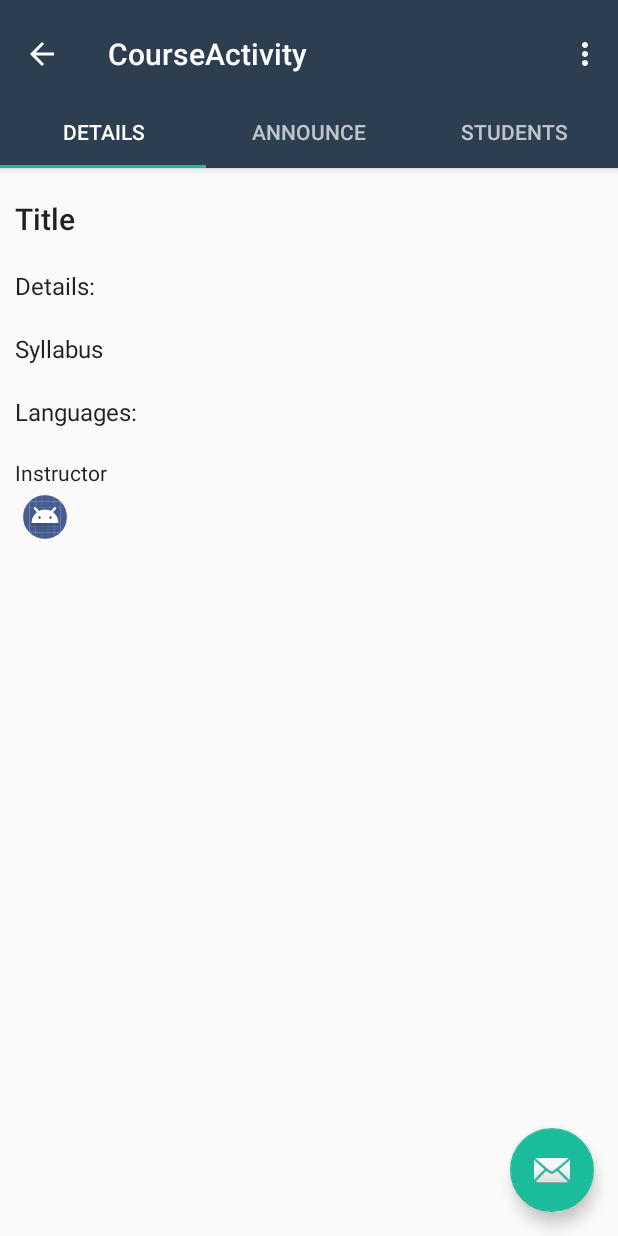
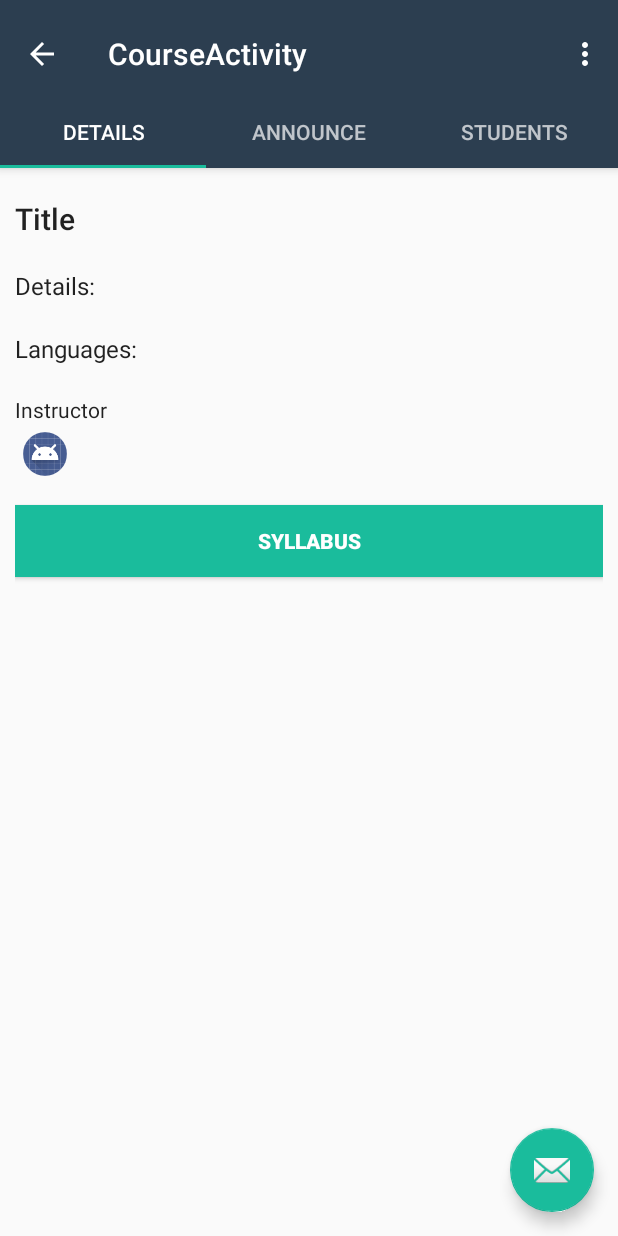
Before and after one commit to iozbeyli/LoopcakeMobile, an Android app: the CourseDetailFragment screen opened directly, with no data from a screen before it, on a phone screen of 412 x 824 dp. Run offline under Robolectric (Android 15) with nearby library versions, the phone set to English and light mode, and no system bars; plain views replace CircularImageView; 1 statement that could not run was skipped.

Commit message:
syllabus and submission attachment download

```diff
--- a/app/src/main/res/layout/file_item.xml
+++ b/app/src/main/res/layout/file_item.xml
@@ -6,7 +6,7 @@
     android:orientation="horizontal">
 
         <ImageView
-            android:id="@+id/imageView"
+            android:id="@+id/remove_icon"
             android:layout_width="wrap_content"
             android:layout_height="wrap_content"
             app:srcCompat="@android:drawable/ic_delete" />
--- a/app/src/main/res/layout/fragment_course_detail.xml
+++ b/app/src/main/res/layout/fragment_course_detail.xml
@@ -31,16 +31,6 @@
             android:textSize="16sp" />
 
         <TextView
-            android:id="@+id/label_syllabus"
-            android:layout_width="match_parent"
-            android:layout_height="wrap_content"
-            android:paddingBottom="10dp"
-            android:paddingTop="10dp"
-            android:text="Syllabus"
-            android:textAppearance="@style/TextAppearance.AppCompat.Body1"
-            android:textSize="16sp" />
-
-        <TextView
             android:id="@+id/label_programming_langs"
             android:layout_width="match_parent"
             android:layout_height="wrap_content"
@@ -60,6 +50,16 @@
 
         <include layout="@layout/user_item" />
 
+        <Button
+            android:id="@+id/download_syllabus"
+            android:layout_width="match_parent"
+            android:layout_height="wrap_content"
+            android:background="@color/colorAccent"
+            android:text="syllabus"
+            android:textColor="@android:color/white"
+            android:textStyle="bold"
+            android:padding="10dp"/>
+
     </LinearLayout>
 
 </FrameLayout>
```
Also changed, not shown: app/src/main/java/com/loopcake/loopcakemobile/CourseFragments/CourseDetailFragment.java (+30 -9 lines), app/src/main/java/com/loopcake/loopcakemobile/ProjectSubmissionFragment.java (+79 -5 lines).
